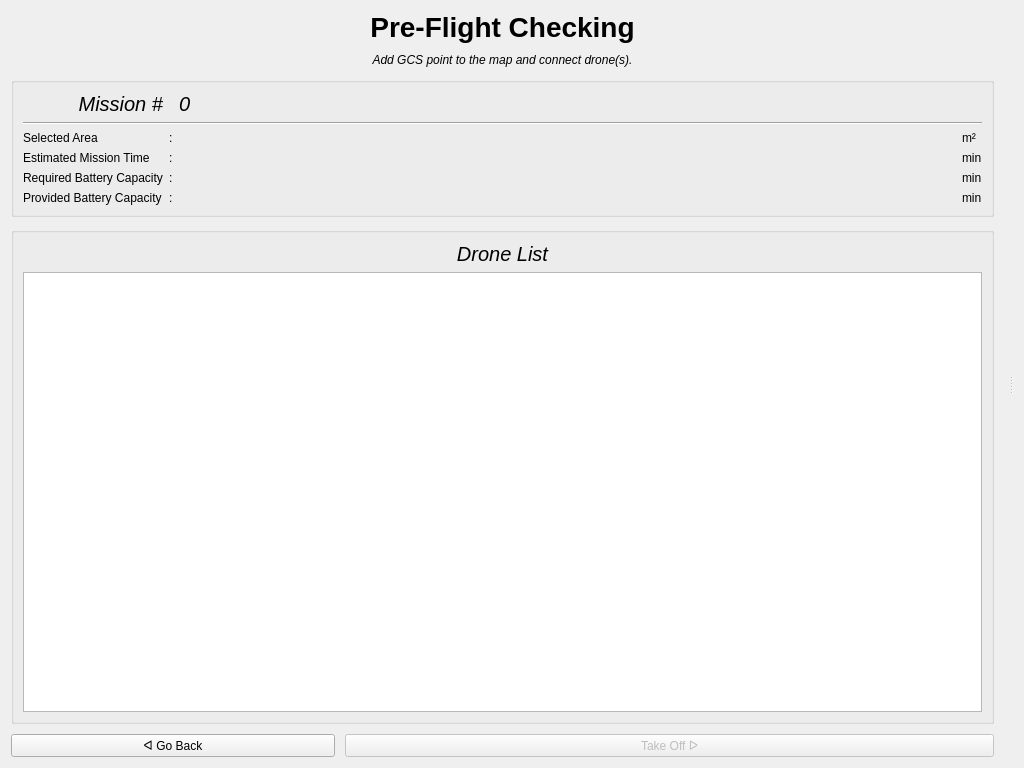
cmpe-DroneLab/GeoFly3D, file UI/Preflight3/pre3_design.ui: the form before one commit.
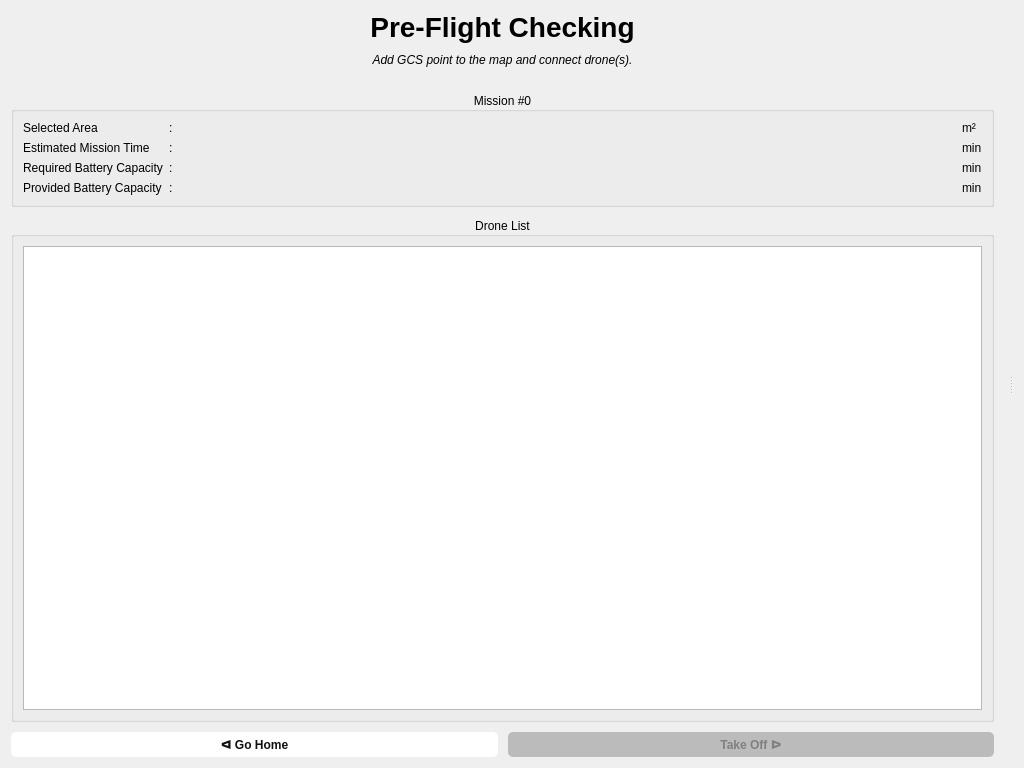
The form after the commit.

Commit message: Improved left column design

What changed in the file:
```diff
--- a/UI/Preflight3/pre3_design.ui
+++ b/UI/Preflight3/pre3_design.ui
@@ -13,14 +13,34 @@
   <property name="windowTitle">
    <string>Form</string>
   </property>
+  <property name="styleSheet">
+   <string notr="true">QPushButton {
+    color: #111111;
+    background-color: #ffffff;
+    padding: 5px 10px;
+    font-weight: 500;
+    border-radius: 5px;
+    border: 0px;
+}
+
+QPushButton:focus { border: 1px solid darkgrey; }
+QPushButton:hover { background-color: #bebebe; }
+QPushButton:pressed { color: white; background-color: #5c5c5c; }
+QPushButton:disabled { color: grey; background-color: #bbbbbb; }
+
+#btn_take_off { color: #a33ea3; }
+#btn_take_off:hover { background-color: #f7c3f7; }
+#btn_take_off:pressed { color: white; background-color: #a33ea3; }
+#btn_take_off:disabled { color: grey; background-color: #bbbbbb; }</string>
+  </property>
   <layout class="QHBoxLayout" name="horizontalLayout">
    <item>
     <widget class="QSplitter" name="splitter">
      <property name="orientation">
       <enum>Qt::Horizontal</enum>
      </property>
-     <widget class="QWidget" name="">
-      <layout class="QVBoxLayout" name="v_lay_left" stretch="0,0,0,0,0">
+     <widget class="QWidget" name="layoutWidget">
+      <layout class="QVBoxLayout" name="v_lay_left" stretch="0,0,0,0,0,0">
        <property name="spacing">
         <number>10</number>
        </property>
@@ -61,76 +81,32 @@
          </property>
         </widget>
        </item>
+       <item>
+        <spacer name="verticalSpacer">
+         <property name="orientation">
+          <enum>Qt::Vertical</enum>
+         </property>
+         <property name="sizeType">
+          <enum>QSizePolicy::Fixed</enum>
+         </property>
+         <property name="sizeHint" stdset="0">
+          <size>
+           <width>20</width>
+           <height>15</height>
+          </size>
+         </property>
+        </spacer>
+       </item>
        <item>
         <widget class="QGroupBox" name="gb_mission">
          <property name="title">
-          <string/>
+          <string>Mission #0</string>
+         </property>
+         <property name="alignment">
+          <set>Qt::AlignCenter</set>
          </property>
          <layout class="QGridLayout" name="gridLayout" columnstretch="0,0,1,0">
-          <item row="7" column="3">
-           <widget class="QLabel" name="batt_provided_unit">
-            <property name="text">
-             <string>min</string>
-            </property>
-           </widget>
-          </item>
-          <item row="6" column="2">
-           <widget class="QLabel" name="batt_required_value">
-            <property name="text">
-             <string/>
-            </property>
-            <property name="alignment">
-             <set>Qt::AlignRight|Qt::AlignTrailing|Qt::AlignVCenter</set>
-            </property>
-           </widget>
-          </item>
-          <item row="0" column="0">
-           <widget class="QLabel" name="label_mission_information">
-            <property name="font">
-             <font>
-              <pointsize>15</pointsize>
-              <italic>true</italic>
-             </font>
-            </property>
-            <property name="text">
-             <string>Mission #</string>
-            </property>
-            <property name="alignment">
-             <set>Qt::AlignRight|Qt::AlignTrailing|Qt::AlignVCenter</set>
-            </property>
-           </widget>
-          </item>
-          <item row="7" column="2">
-           <widget class="QLabel" name="batt_provided_value">
-            <property name="text">
-             <string/>
-            </property>
-            <property name="alignment">
-             <set>Qt::AlignRight|Qt::AlignTrailing|Qt::AlignVCenter</set>
-            </property>
-           </widget>
-          </item>
           <item row="0" column="2">
-           <widget class="QLabel" name="id_label">
-            <property name="font">
-             <font>
-              <pointsize>15</pointsize>
-              <italic>true</italic>
-             </font>
-            </property>
-            <property name="text">
-             <string>0</string>
-            </property>
-           </widget>
-          </item>
-          <item row="1" column="0" colspan="4">
-           <widget class="Line" name="line_2">
-            <property name="orientation">
-             <enum>Qt::Horizontal</enum>
-            </property>
-           </widget>
-          </item>
-          <item row="2" column="2">
            <widget class="QLabel" name="selected_area_value">
             <property name="text">
              <string/>
@@ -140,15 +116,8 @@
             </property>
            </widget>
           </item>
-          <item row="2" column="0">
-           <widget class="QLabel" name="selected_area_label">
-            <property name="text">
-             <string>Selected Area</string>
-            </property>
-           </widget>
-          </item>
-          <item row="3" column="2">
-           <widget class="QLabel" name="mission_time_value">
+          <item row="4" column="2">
+           <widget class="QLabel" name="batt_required_value">
             <property name="text">
              <string/>
             </property>
@@ -157,73 +126,107 @@
             </property>
            </widget>
           </item>
-          <item row="3" column="3">
-           <widget class="QLabel" name="mission_time_unit">
-            <property name="text">
-             <string>min</string>
-            </property>
-           </widget>
-          </item>
-          <item row="7" column="0">
-           <widget class="QLabel" name="batt_provided_label">
-            <property name="text">
-             <string>Provided Battery Capacity</string>
-            </property>
-           </widget>
-          </item>
-          <item row="3" column="0">
+          <item row="1" column="0">
            <widget class="QLabel" name="mission_time_label">
             <property name="text">
              <string>Estimated Mission Time</string>
             </property>
            </widget>
           </item>
-          <item row="2" column="3">
+          <item row="5" column="1">
+           <widget class="QLabel" name="colon_4">
+            <property name="text">
+             <string>:</string>
+            </property>
+           </widget>
+          </item>
+          <item row="5" column="0">
+           <widget class="QLabel" name="batt_provided_label">
+            <property name="text">
+             <string>Provided Battery Capacity</string>
+            </property>
+           </widget>
+          </item>
+          <item row="0" column="3">
            <widget class="QLabel" name="selected_area_unit">
             <property name="text">
              <string>m²</string>
             </property>
            </widget>
           </item>
-          <item row="6" column="0">
+          <item row="4" column="0">
            <widget class="QLabel" name="batt_required_label">
             <property name="text">
              <string>Required Battery Capacity</string>
             </property>
            </widget>
           </item>
-          <item row="6" column="3">
-           <widget class="QLabel" name="batt_required_unit">
+          <item row="5" column="2">
+           <widget class="QLabel" name="batt_provided_value">
             <property name="text">
+             <string/>
+            </property>
+            <property name="alignment">
+             <set>Qt::AlignRight|Qt::AlignTrailing|Qt::AlignVCenter</set>
+            </property>
+           </widget>
+          </item>
+          <item row="1" column="3">
+           <widget class="QLabel" name="mission_time_unit">
+            <property name="text">
              <string>min</string>
             </property>
            </widget>
           </item>
-          <item row="2" column="1">
-           <widget class="QLabel" name="colon_1">
+          <item row="5" column="3">
+           <widget class="QLabel" name="batt_provided_unit">
             <property name="text">
-             <string>:</string>
+             <string>min</string>
             </property>
            </widget>
           </item>
-          <item row="3" column="1">
+          <item row="1" column="1">
            <widget class="QLabel" name="colon_2">
             <property name="text">
              <string>:</string>
             </property>
            </widget>
           </item>
-          <item row="6" column="1">
+          <item row="0" column="1">
+           <widget class="QLabel" name="colon_1">
+            <property name="text">
+             <string>:</string>
+            </property>
+           </widget>
+          </item>
+          <item row="1" column="2">
+           <widget class="QLabel" name="mission_time_value">
+            <property name="text">
+             <string/>
+            </property>
+            <property name="alignment">
+             <set>Qt::AlignRight|Qt::AlignTrailing|Qt::AlignVCenter</set>
+            </property>
+           </widget>
+          </item>
+          <item row="4" column="1">
            <widget class="QLabel" name="colon_3">
             <property name="text">
              <string>:</string>
             </property>
            </widget>
           </item>
-          <item row="7" column="1">
-           <widget class="QLabel" name="colon_4">
+          <item row="0" column="0">
+           <widget class="QLabel" name="selected_area_label">
             <property name="text">
-             <string>:</string>
+             <string>Selected Area</string>
+            </property>
+           </widget>
+          </item>
+          <item row="4" column="3">
+           <widget class="QLabel" name="batt_required_unit">
+            <property name="text">
+             <string>min</string>
             </property>
            </widget>
           </item>
@@ -233,25 +236,12 @@
        <item>
         <widget class="QGroupBox" name="gb_drones">
          <property name="title">
-          <string/>
+          <string>Drone List</string>
+         </property>
+         <property name="alignment">
+          <set>Qt::AlignCenter</set>
          </property>
          <layout class="QVBoxLayout" name="verticalLayout_2">
-          <item>
-           <widget class="QLabel" name="label_drones">
-            <property name="font">
-             <font>
-              <pointsize>15</pointsize>
-              <italic>true</italic>
-             </font>
-            </property>
-            <property name="text">
-             <string>Drone List</string>
-            </property>
-            <property name="alignment">
-             <set>Qt::AlignCenter</set>
-            </property>
-           </widget>
-          </item>
           <item>
            <widget class="QListWidget" name="listWidget">
             <property name="selectionMode">
@@ -264,7 +254,14 @@
        </item>
        <item>
         <layout class="QGridLayout" name="g_lay_buttons">
-         <item row="0" column="1" colspan="2">
+         <item row="0" column="0">
+          <widget class="QPushButton" name="btn_return_back">
+           <property name="text">
+            <string>ᐊ Go Home</string>
+           </property>
+          </widget>
+         </item>
+         <item row="0" column="1">
           <widget class="QPushButton" name="btn_take_off">
            <property name="enabled">
             <bool>false</bool>
@@ -274,18 +271,11 @@
            </property>
           </widget>
          </item>
-         <item row="0" column="0">
-          <widget class="QPushButton" name="btn_return_back">
-           <property name="text">
-            <string>ᐊ Go Back</string>
-           </property>
-          </widget>
-         </item>
         </layout>
        </item>
       </layout>
      </widget>
-     <widget class="QWidget" name="">
+     <widget class="QWidget" name="layoutWidget">
       <layout class="QVBoxLayout" name="v_lay_right"/>
      </widget>
     </widget>
```
Left out of the diff: 2 changed lines with no effect on the pictures. The commit also changes 15 other files.
